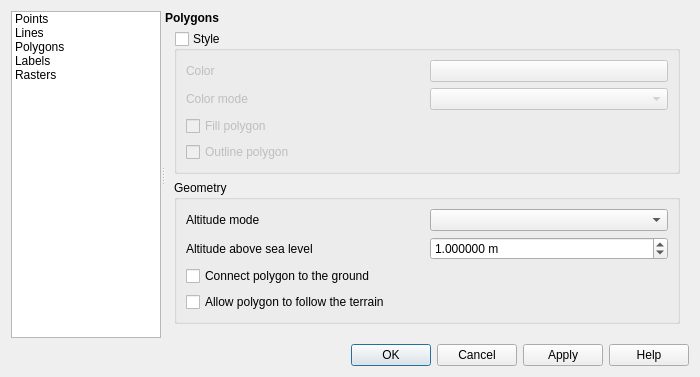
The window that ui/optionsdialogbase.ui (alexbruy/getools) describes before a commit, drawn with Qt 5.
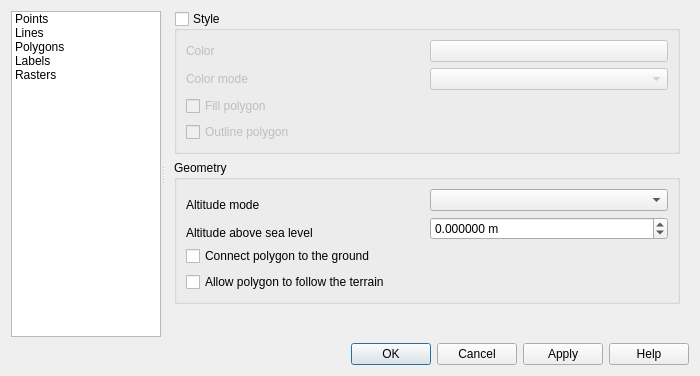
The same window after the commit. The open tabs and pages were chosen to show the change. Custom widgets are drawn as their Qt base class.

Commit message: update options dialog to latest changes in QGIS

```diff
--- a/ui/optionsdialogbase.ui
+++ b/ui/optionsdialogbase.ui
@@ -7,7 +7,7 @@
     <x>0</x>
     <y>0</y>
     <width>700</width>
-    <height>377</height>
+    <height>376</height>
    </rect>
   </property>
   <property name="minimumSize">
@@ -437,40 +437,7 @@
                   <bool>false</bool>
                  </property>
                  <layout class="QGridLayout" name="gridLayout_4">
-                  <item row="1" column="1" rowspan="2">
-                   <widget class="QDoubleSpinBox" name="spnLineAltitude">
-                    <property name="suffix">
-                     <string> m</string>
-                    </property>
-                    <property name="decimals">
-                     <number>6</number>
-                    </property>
-                    <property name="minimum">
-                     <double>-999999.999998999992386</double>
-                    </property>
-                    <property name="value">
-                     <double>0.000000000000000</double>
-                    </property>
-                   </widget>
-                  </item>
-                  <item row="0" column="1">
-                   <widget class="QComboBox" name="cmbLineAltMode"/>
-                  </item>
-                  <item row="0" column="0">
-                   <widget class="QLabel" name="label_11">
-                    <property name="text">
-                     <string>Altitude mode</string>
-                    </property>
-                   </widget>
-                  </item>
-                  <item row="1" column="0">
-                   <widget class="QLabel" name="label_12">
-                    <property name="text">
-                     <string>Altitude above sea level</string>
-                    </property>
-                   </widget>
-                  </item>
-                  <item row="3" column="0" colspan="2">
+                  <item row="3" column="0">
                    <widget class="QCheckBox" name="chkLineConnect">
                     <property name="text">
                      <string>Connect linestring to the ground</string>
@@ -511,16 +478,6 @@
            <property name="margin">
             <number>0</number>
            </property>
-           <item>
-            <widget class="QLabel" name="label_13">
-             <property name="styleSheet">
-              <string notr="true">font-weight:bold;</string>
-             </property>
-             <property name="text">
-              <string>Polygons</string>
-             </property>
-            </widget>
-           </item>
            <item>
             <widget class="QScrollArea" name="scrollArea_3">
              <property name="frameShape">
@@ -535,10 +492,10 @@
                 <x>0</x>
                 <y>0</y>
                 <width>526</width>
-                <height>307</height>
+                <height>326</height>
                </rect>
               </property>
-              <layout class="QVBoxLayout" name="verticalLayout_17">
+              <layout class="QVBoxLayout" name="verticalLayout_16">
                <property name="topMargin">
                 <number>0</number>
                </property>
@@ -546,7 +503,7 @@
                 <number>0</number>
                </property>
                <item>
-                <widget class="QgsCollapsibleGroupBox" name="grpPolyStyle">
+                <widget class="QgsCollapsibleGroupBox" name="grpPolygonStyle">
                  <property name="title">
                   <string>Style</string>
                  </property>
@@ -565,50 +522,53 @@
                  <property name="saveCheckedState" stdset="0">
                   <bool>true</bool>
                  </property>
-                 <layout class="QGridLayout" name="gridLayout_7">
+                 <property name="collapsed" stdset="0">
+                  <bool>false</bool>
+                 </property>
+                 <layout class="QGridLayout" name="gridLayout_5">
+                  <item row="1" column="0">
+                   <widget class="QLabel" name="label_12">
+                    <property name="text">
+                     <string>Color mode</string>
+                    </property>
+                   </widget>
+                  </item>
+                  <item row="0" column="0">
+                   <widget class="QLabel" name="label_11">
+                    <property name="text">
+                     <string>Color</string>
+                    </property>
+                   </widget>
+                  </item>
+                  <item row="0" column="1">
+                   <widget class="QgsColorButton" name="btnPolygonColor">
+                    <property name="text">
+                     <string/>
+                    </property>
+                   </widget>
+                  </item>
+                  <item row="1" column="1">
+                   <widget class="QComboBox" name="cmbPolygonColorMode"/>
+                  </item>
                   <item row="2" column="0">
-                   <widget class="QCheckBox" name="chkPolyFill">
+                   <widget class="QCheckBox" name="chkPolygonFill">
                     <property name="text">
                      <string>Fill polygon</string>
                     </property>
                    </widget>
                   </item>
                   <item row="3" column="0">
-                   <widget class="QCheckBox" name="chkPolyOutline">
+                   <widget class="QCheckBox" name="chkPolygonOutline">
                     <property name="text">
                      <string>Outline polygon</string>
                     </property>
                    </widget>
                   </item>
-                  <item row="0" column="0">
-                   <widget class="QLabel" name="label_19">
-                    <property name="text">
-                     <string>Color</string>
-                    </property>
-                   </widget>
-                  </item>
-                  <item row="0" column="1">
-                   <widget class="QgsColorButton" name="btnPolyColor">
-                    <property name="text">
-                     <string/>
-                    </property>
-                   </widget>
-                  </item>
-                  <item row="1" column="0">
-                   <widget class="QLabel" name="label_20">
-                    <property name="text">
-                     <string>Color mode</string>
-                    </property>
-                   </widget>
-                  </item>
-                  <item row="1" column="1">
-                   <widget class="QComboBox" name="cmbPolyColorMode"/>
-                  </item>
                  </layout>
                 </widget>
                </item>
                <item>
-                <widget class="QgsCollapsibleGroupBox" name="grpPolyGeometry">
+                <widget class="QgsCollapsibleGroupBox" name="grpPolygonGeometry">
                  <property name="title">
                   <string>Geometry</string>
                  </property>
@@ -621,59 +581,59 @@
                  <property name="saveCheckedState" stdset="0">
                   <bool>false</bool>
                  </property>
-                 <layout class="QGridLayout" name="gridLayout_8">
-                  <item row="0" column="0">
-                   <widget class="QLabel" name="label_22">
-                    <property name="text">
-                     <string>Altitude mode</string>
-                    </property>
-                   </widget>
-                  </item>
-                  <item row="1" column="0">
-                   <widget class="QLabel" name="label_23">
-                    <property name="text">
-                     <string>Altitude above sea level</string>
-                    </property>
-                   </widget>
-                  </item>
-                  <item row="1" column="1">
-                   <widget class="QDoubleSpinBox" name="spnPolyAltitude">
-                    <property name="suffix">
-                     <string> m</string>
-                    </property>
-                    <property name="decimals">
-                     <number>6</number>
-                    </property>
-                    <property name="minimum">
-                     <double>-999999.999998999992386</double>
-                    </property>
-                    <property name="value">
-                     <double>1.000000000000000</double>
-                    </property>
-                   </widget>
-                  </item>
-                  <item row="2" column="0" colspan="2">
-                   <widget class="QCheckBox" name="chkPolyConnect">
+                 <layout class="QGridLayout" name="gridLayout_6">
+                  <item row="3" column="0">
+                   <widget class="QCheckBox" name="chkPolygonConnect">
                     <property name="text">
                      <string>Connect polygon to the ground</string>
                     </property>
                    </widget>
                   </item>
-                  <item row="3" column="0">
-                   <widget class="QCheckBox" name="chkPolyFollow">
+                  <item row="0" column="0" rowspan="2">
+                   <widget class="QLabel" name="label_14">
+                    <property name="text">
+                     <string>Altitude mode</string>
+                    </property>
+                   </widget>
+                  </item>
+                  <item row="0" column="1">
+                   <widget class="QComboBox" name="cmbPolygonAltitudeMode"/>
+                  </item>
+                  <item row="2" column="0">
+                   <widget class="QLabel" name="label_15">
+                    <property name="text">
+                     <string>Altitude above sea level</string>
+                    </property>
+                   </widget>
+                  </item>
+                  <item row="1" column="1" rowspan="2">
+                   <widget class="QDoubleSpinBox" name="spnPolygonAltitude">
+                    <property name="suffix">
+                     <string> m</string>
+                    </property>
+                    <property name="decimals">
+                     <number>6</number>
+                    </property>
+                    <property name="minimum">
+                     <double>-999999.999998999992386</double>
+                    </property>
+                    <property name="value">
+                     <double>0.000000000000000</double>
+                    </property>
+                   </widget>
+                  </item>
+                  <item row="4" column="0">
+                   <widget class="QCheckBox" name="chkPolygonFollow">
                     <property name="text">
                      <string>Allow polygon to follow the terrain</string>
                     </property>
                    </widget>
                   </item>
-                  <item row="0" column="1">
-                   <widget class="QComboBox" name="cmbPolyAltMode"/>
-                  </item>
                  </layout>
                 </widget>
                </item>
                <item>
-                <spacer name="verticalSpacer_4">
+                <spacer name="verticalSpacer_3">
                  <property name="orientation">
                   <enum>Qt::Vertical</enum>
                  </property>
@@ -723,7 +683,7 @@
                 <height>307</height>
                </rect>
               </property>
-              <layout class="QVBoxLayout" name="verticalLayout_18">
+              <layout class="QVBoxLayout" name="verticalLayout_17">
                <property name="topMargin">
                 <number>0</number>
                </property>
@@ -735,9 +695,24 @@
                  <property name="title">
                   <string>Style</string>
                  </property>
-                 <layout class="QGridLayout" name="gridLayout_9">
+                 <property name="checkable">
+                  <bool>true</bool>
+                 </property>
+                 <property name="checked">
+                  <bool>false</bool>
+                 </property>
+                 <property name="saveCollapsedState" stdset="0">
+                  <bool>true</bool>
+                 </property>
+                 <property name="saveCheckedState" stdset="0">
+                  <bool>true</bool>
+                 </property>
+                 <property name="collapsed" stdset="0">
+                  <bool>false</bool>
+                 </property>
+                 <layout class="QGridLayout" name="gridLayout_7">
                   <item row="0" column="0">
-                   <widget class="QLabel" name="label_24">
+                   <widget class="QLabel" name="label_13">
                     <property name="text">
                      <string>Color</string>
                     </property>
@@ -816,16 +791,6 @@
            <property name="margin">
             <number>0</number>
            </property>
-           <item>
-            <widget class="QLabel" name="label_14">
-             <property name="styleSheet">
-              <string notr="true">font-weight:bold;</string>
-             </property>
-             <property name="text">
-              <string>Rasters</string>
-             </property>
-            </widget>
-           </item>
            <item>
             <widget class="QScrollArea" name="scrollArea_5">
              <property name="frameShape">
@@ -861,14 +826,16 @@
                  <property name="checked">
                   <bool>false</bool>
                  </property>
-                 <layout class="QGridLayout" name="gridLayout_5">
-                  <item row="0" column="0">
-                   <widget class="QLabel" name="label_15">
-                    <property name="text">
-                     <string>Color</string>
-                    </property>
-                   </widget>
-                  </item>
+                 <property name="saveCollapsedState" stdset="0">
+                  <bool>true</bool>
+                 </property>
+                 <property name="saveCheckedState" stdset="0">
+                  <bool>true</bool>
+                 </property>
+                 <property name="collapsed" stdset="0">
+                  <bool>false</bool>
+                 </property>
+                 <layout class="QGridLayout" name="gridLayout_8">
                   <item row="0" column="1">
                    <widget class="QgsColorButton" name="btnRasterColor">
                     <property name="minimumSize">
@@ -903,9 +870,18 @@
                  <property name="title">
                   <string>Geometry</string>
                  </property>
-                 <layout class="QGridLayout" name="gridLayout_6">
-                  <item row="0" column="0">
-                   <widget class="QLabel" name="label_16">
+                 <property name="collapsed" stdset="0">
+                  <bool>false</bool>
+                 </property>
+                 <property name="saveCollapsedState" stdset="0">
+                  <bool>true</bool>
+                 </property>
+                 <property name="saveCheckedState" stdset="0">
+                  <bool>false</bool>
+                 </property>
+                 <layout class="QGridLayout" name="gridLayout_9">
+                  <item row="0" column="0" rowspan="2">
+                   <widget class="QLabel" name="label_21">
                     <property name="text">
                      <string>Altitude mode</string>
                     </property>
@@ -934,8 +910,15 @@
                     </property>
                    </widget>
                   </item>
-                  <item row="0" column="2">
-                   <widget class="QComboBox" name="cmbRasterAltMode"/>
+                  <item row="2" column="0">
+                   <widget class="QLabel" name="label_22">
+                    <property name="text">
+                     <string>Altitude above surface</string>
+                    </property>
+                   </widget>
+                  </item>
+                  <item row="0" column="1">
+                   <widget class="QComboBox" name="cmbRasterAltitudeMode"/>
                   </item>
                  </layout>
                 </widget>
```
Left out of the diff: 212 changed lines with no effect on the pictures. The commit also changes 2 other files.
